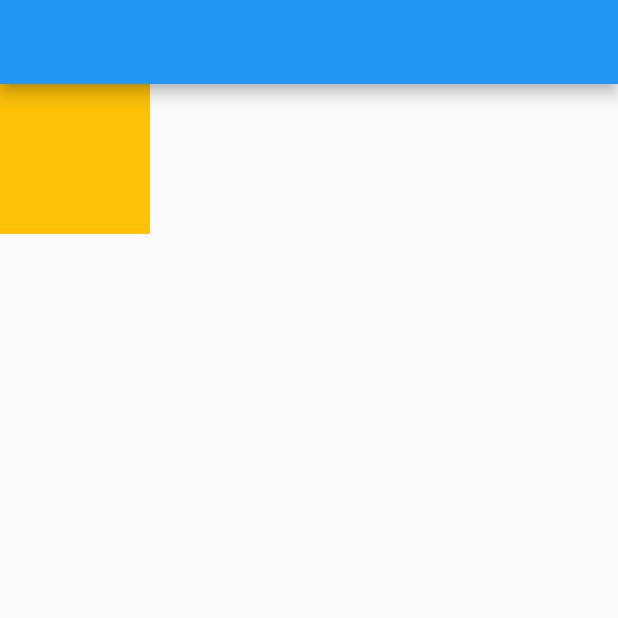
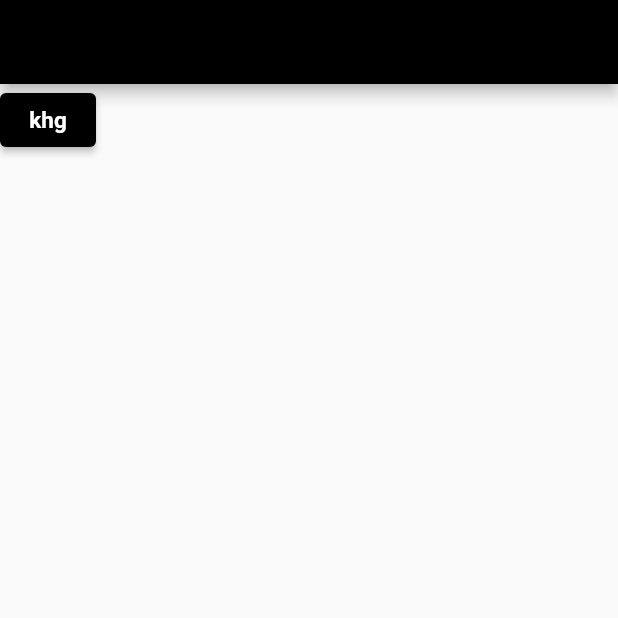
Before and after one commit to bilalraad/otb_client, a Flutter app: the screen it shows after launch, on a phone screen of 412 x 824 dp, the top half of it. Run offline on Flutter 3.47's test engine with Material 2 defaults, Android fonts, the light colour scheme and no system bars.

Commit message:
added flutter_localizations and basic theme functionality

````diff
--- /dev/null
+++ b/l10n.yaml
@@ -0,0 +1,3 @@
+arb-dir: lib/src/localization
+template-arb-file: app_ar.arb
+output-localization-file: app_localizations.dart
--- /dev/null
+++ b/lib/app.dart
@@ -0,0 +1,35 @@
+import 'package:flutter/material.dart';
+import 'package:flutter_localizations/flutter_localizations.dart';
+
+import 'src/localization/app_localizations.dart';
+import 'src/view/home.dart';
+
+class OTBApp extends StatelessWidget {
+  const OTBApp({Key? key}) : super(key: key);
+
+  @override
+  Widget build(BuildContext context) {
+    return MaterialApp(
+      localizationsDelegates: const [
+        AppLocalizations.delegate,
+        GlobalMaterialLocalizations.delegate,
+        GlobalWidgetsLocalizations.delegate,
+        GlobalCupertinoLocalizations.delegate,
+      ],
+      supportedLocales: const [
+        Locale('ar', ''),
+      ],
+      theme: ThemeData(
+          colorScheme: const ColorScheme.light(
+        primary: Colors.black,
+        primaryVariant: Colors.blueGrey,
+        secondary: Colors.amber,
+        secondaryVariant: Colors.amber,
+        surface: Colors.white,
+        background: Colors.white,
+        error: Colors.red,
+      )),
+      home: const Home(),
+    );
+  }
+}
--- a/lib/data/API/search_query_api.dart
+++ /dev/null
@@ -1,34 +0,0 @@
-import 'dart:async';
-
-import 'package:otb_client/data/fake_data.dart';
-import 'package:otb_client/data/models/book_trip.dart';
-import 'package:otb_client/data/models/trips_query.dart';
-import 'package:otb_client/data/models/trips_query_result.dart';
-
-abstract class BaseTripsQueryApi {
-  Future<void> sendTripsQuery(TripsQuery query);
-  Stream<TripsQueryResult> getTripsResult(String queryId);
-  Future<void> confirmOrder(BookTrip bookOrder);
-}
-
-class MockTripsQueryApi extends BaseTripsQueryApi {
-  @override
-  Future<void> confirmOrder(BookTrip bookOrder) async {
-    return await Future.delayed(const Duration(seconds: 2), () {
-      print(bookOrder.toMap());
-    });
-  }
-
-  @override
-  Stream<TripsQueryResult> getTripsResult(String queryId) async* {
-    await Future.delayed(const Duration(seconds: 10));
-    yield TripsQueryResult.fromMap(searchResult);
-  }
-
-  @override
-  Future<void> sendTripsQuery(TripsQuery query) async {
-    await Future.delayed(const Duration(seconds: 2));
-
-    print(query.toMap());
-  }
-}
--- a/lib/main.dart
+++ b/lib/main.dart
@@ -1,17 +1,7 @@
 import 'package:flutter/material.dart';
-import 'package:otb_client/view/home.dart';
+import 'package:otb_client/app.dart';
 
 void main() {
+  WidgetsFlutterBinding.ensureInitialized();
   runApp(const OTBApp());
 }
-
-class OTBApp extends StatelessWidget {
-  const OTBApp({Key? key}) : super(key: key);
-
-  @override
-  Widget build(BuildContext context) {
-    return const MaterialApp(
-      home: Home(),
-    );
-  }
-}
--- a/lib/data/models/trips_query.dart
+++ b/lib/src/data/models/trips_query.dart
@@ -1,4 +1,4 @@
-import 'package:otb_client/data/models/travelers.dart';
+import 'package:otb_client/src/data/models/travelers.dart';
 
 class TripsQuery {
   TripsQuery({
--- a/lib/data/models/trips_query_result.dart
+++ b/lib/src/data/models/trips_query_result.dart
@@ -1,4 +1,4 @@
-import 'package:otb_client/data/models/trip.dart';
+import 'package:otb_client/src/data/models/trip.dart';
 
 class TripsQueryResult {
   TripsQueryResult({
--- /dev/null
+++ b/lib/src/localization/app_localizations.dart
@@ -0,0 +1,227 @@
+
+import 'dart:async';
+
+import 'package:flutter/foundation.dart';
+import 'package:flutter/widgets.dart';
+import 'package:flutter_localizations/flutter_localizations.dart';
+import 'package:intl/intl.dart' as intl;
+
+import 'app_localizations_ar.dart';
+
+/// Callers can lookup localized strings with an instance of AppLocalizations returned
+/// by `AppLocalizations.of(context)`.
+///
+/// Applications need to include `AppLocalizations.delegate()` in their app's
+/// localizationDelegates list, and the locales they support in the app's
+/// supportedLocales list. For example:
+///
+/// ```
+/// import 'gen_l10n/app_localizations.dart';
+///
+/// return MaterialApp(
+///   localizationsDelegates: AppLocalizations.localizationsDelegates,
+///   supportedLocales: AppLocalizations.supportedLocales,
+///   home: MyApplicationHome(),
+/// );
+/// ```
+///
+/// ## Update pubspec.yaml
+///
+/// Please make sure to update your pubspec.yaml to include the following
+/// packages:
+///
+/// ```
+/// dependencies:
+///   # Internationalization support.
+///   flutter_localizations:
+///     sdk: flutter
+///   intl: any # Use the pinned version from flutter_localizations
+///
+///   # rest of dependencies
+/// ```
+///
+/// ## iOS Applications
+///
+/// iOS applications define key application metadata, including supported
+/// locales, in an Info.plist file that is built into the application bundle.
+/// To configure the locales supported by your app, you’ll need to edit this
+/// file.
+///
+/// First, open your project’s ios/Runner.xcworkspace Xcode workspace file.
+/// Then, in the Project Navigator, open the Info.plist file under the Runner
+/// project’s Runner folder.
+///
+/// Next, select the Information Property List item, select Add Item from the
+/// Editor menu, then select Localizations from the pop-up menu.
+///
+/// Select and expand the newly-created Localizations item then, for each
+/// locale your application supports, add a new item and select the locale
+/// you wish to add from the pop-up menu in the Value field. This list should
+/// be consistent with the languages listed in the AppLocalizations.supportedLocales
+/// property.
+abstract class AppLocalizations {
+  AppLocalizations(String locale) : localeName = intl.Intl.canonicalizedLocale(locale.toString());
+
+  final String localeName;
+
+  static AppLocalizations? of(BuildContext context) {
+    return Localizations.of<AppLocalizations>(context, AppLocalizations);
+  }
+
+  static const LocalizationsDelegate<AppLocalizations> delegate = _AppLocalizationsDelegate();
+
+  /// A list of this localizations delegate along with the default localizations
+  /// delegates.
+  ///
+  /// Returns a list of localizations delegates containing this delegate along with
+  /// GlobalMaterialLocalizations.delegate, GlobalCupertinoLocalizations.delegate,
+  /// and GlobalWidgetsLocalizations.delegate.
+  ///
+  /// Additional delegates can be added by appending to this list in
+  /// MaterialApp. This list does not have to be used at all if a custom list
+  /// of delegates is preferred or required.
+  static const List<LocalizationsDelegate<dynamic>> localizationsDelegates = <LocalizationsDelegate<dynamic>>[
+    delegate,
+    GlobalMaterialLocalizations.delegate,
+    GlobalCupertinoLocalizations.delegate,
+    GlobalWidgetsLocalizations.delegate,
+  ];
+
+  /// A list of this localizations delegate's supported locales.
+  static const List<Locale> supportedLocales = <Locale>[
+    Locale('ar')
+  ];
+
+  /// No description provided for @from.
+  ///
+  /// In ar, this message translates to:
+  /// **'من'**
+  String get from;
+
+  /// No description provided for @to.
+  ///
+  /// In ar, this message translates to:
+  /// **'الى'**
+  String get to;
+
+  /// No description provided for @tripType.
+  ///
+  /// In ar, this message translates to:
+  /// **'نوع الرحلة'**
+  String get tripType;
+
+  /// No description provided for @tripCategory.
+  ///
+  /// In ar, this message translates to:
+  /// **'فئة الرحلة'**
+  String get tripCategory;
+
+  /// No description provided for @departurTime.
+  ///
+  /// In ar, this message translates to:
+  /// **'الانطلاق'**
+  String get departurTime;
+
+  /// No description provided for @arriveTime.
+  ///
+  /// In ar, this message translates to:
+  /// **'الوصول'**
+  String get arriveTime;
+
+  /// No description provided for @leave.
+  ///
+  /// In ar, this message translates to:
+  /// **'الذهاب'**
+  String get leave;
+
+  /// No description provided for @back.
+  ///
+  /// In ar, this message translates to:
+  /// **'العودة'**
+  String get back;
+
+  /// No description provided for @numOfPeople.
+  ///
+  /// In ar, this message translates to:
+  /// **'عدد الاشخاص'**
+  String get numOfPeople;
+
+  /// No description provided for @adults.
+  ///
+  /// In ar, this message translates to:
+  /// **'الكبار'**
+  String get adults;
+
+  /// No description provided for @kids.
+  ///
+  /// In ar, this message translates to:
+  /// **'الاطفال'**
+  String get kids;
+
+  /// No description provided for @infants.
+  ///
+  /// In ar, this message translates to:
+  /// **'الرضع'**
+  String get infants;
+
+  /// No description provided for @lessThanTwo.
+  ///
+  /// In ar, this message translates to:
+  /// **'اصغر من سنتين'**
+  String get lessThanTwo;
+
+  /// No description provided for @between3and12.
+  ///
+  /// In ar, this message translates to:
+  /// **'من ٢ الى ١٢ سنة'**
+  String get between3and12;
+
+  /// No description provided for @olderthan12.
+  ///
+  /// In ar, this message translates to:
+  /// **'اكبر من ١٢ سنة'**
+  String get olderthan12;
+
+  /// No description provided for @searchWithApp.
+  ///
+  /// In ar, this message translates to:
+  /// **'Done'**
+  String get searchWithApp;
+
+  /// No description provided for @useWhatsApp.
+  ///
+  /// In ar, this message translates to:
+  /// **'Save route'**
+  String get useWhatsApp;
+}
+
+class _AppLocalizationsDelegate extends LocalizationsDelegate<AppLocalizations> {
+  const _AppLocalizationsDelegate();
+
+  @override
+  Future<AppLocalizations> load(Locale locale) {
+    return SynchronousFuture<AppLocalizations>(lookupAppLocalizations(locale));
+  }
+
+  @override
+  bool isSupported(Locale locale) => <String>['ar'].contains(locale.languageCode);
+
+  @override
+  bool shouldReload(_AppLocalizationsDelegate old) => false;
+}
+
+AppLocalizations lookupAppLocalizations(Locale locale) {
+
+
+  // Lookup logic when only language code is specified.
+  switch (locale.languageCode) {
+    case 'ar': return AppLocalizationsAr();
+  }
+
+  throw FlutterError(
+    'AppLocalizations.delegate failed to load unsupported locale "$locale". This is likely '
+    'an issue with the localizations generation tool. Please file an issue '
+    'on GitHub with a reproducible sample app and the gen-l10n configuration '
+    'that was used.'
+  );
+}
--- /dev/null
+++ b/lib/src/view/home.dart
@@ -0,0 +1,30 @@
+import 'package:flutter/material.dart';
+import 'package:otb_client/src/data/API/search_query_service.dart';
+import 'package:otb_client/src/data/models/trips_query_result.dart';
+
+class Home extends StatelessWidget {
+  const Home({Key? key}) : super(key: key);
+
+  @override
+  Widget build(BuildContext context) {
+    return Scaffold(
+      appBar: AppBar(),
+      body: StreamBuilder<TripsQueryResult>(
+          stream: MockTripsQueryService().getTripsResult(''),
+          builder: (context, snapshot) {
+            final result = snapshot.data;
+            return Column(
+              children: [
+                ElevatedButton(onPressed: () {}, child: Text('khg')),
+                // Container(
+                //   width: 100,
+                //   height: 100,
+                //   color: Colors.amber,
+                //   child: Text(result?.resultItems.first.airline ?? ''),
+                // ),
+              ],
+            );
+          }),
+    );
+  }
+}
--- a/lib/view/home.dart
+++ /dev/null
@@ -1,25 +0,0 @@
-import 'package:flutter/material.dart';
-import 'package:otb_client/data/API/search_query_api.dart';
-import 'package:otb_client/data/models/trips_query_result.dart';
-
-class Home extends StatelessWidget {
-  const Home({Key? key}) : super(key: key);
-
-  @override
-  Widget build(BuildContext context) {
-    return Scaffold(
-      appBar: AppBar(),
-      body: StreamBuilder<TripsQueryResult>(
-          stream: MockTripsQueryApi().getTripsResult(''),
-          builder: (context, snapshot) {
-            final result = snapshot.data;
-            return Container(
-              width: 100,
-              height: 100,
-              color: Colors.amber,
-              child: Text(result?.resultItems.first.airline ?? ''),
-            );
-          }),
-    );
-  }
-}
--- a/pubspec.yaml
+++ b/pubspec.yaml
@@ -10,6 +10,7 @@ environment:
 dependencies:
   flutter:
     sdk: flutter
+
   countries_utils:
   # The following adds the Cupertino Icons font to your application.
   # Use with the CupertinoIcons class for iOS style icons.
@@ -18,6 +19,9 @@ dependencies:
   flutter_spinkit: ^5.1.0
   flutter_bloc: ^7.3.1
   url_launcher: ^6.0.12
+  flutter_localizations:
+    sdk: flutter
+  intl: ^0.17.0
 
 dev_dependencies:
   flutter_test:
@@ -28,6 +32,7 @@ dependency_overrides:
   test_api: ^0.4.2
 flutter:
   uses-material-design: true
+  generate: true
 
   # To add assets to your application, add an assets section, like this:
   # assets:
````
Also changed, not shown: lib/src/data/API/search_query_service.dart (added, +50 -0 lines), lib/src/localization/app_ar.arb (added, +56 -0 lines), lib/src/localization/app_localizations_ar.dart (added, +60 -0 lines), lib/src/data/fake_data.dart (renamed from lib/data/fake_data.dart), lib/src/data/models/book_trip.dart (renamed from lib/data/models/book_trip.dart), lib/src/data/models/flight_details.dart (renamed from lib/data/models/flight_details.dart), lib/src/data/models/travelers.dart (renamed from lib/data/models/travelers.dart), lib/src/data/models/trip.dart (renamed from lib/data/models/trip.dart), pubspec.lock, 1 other file.
